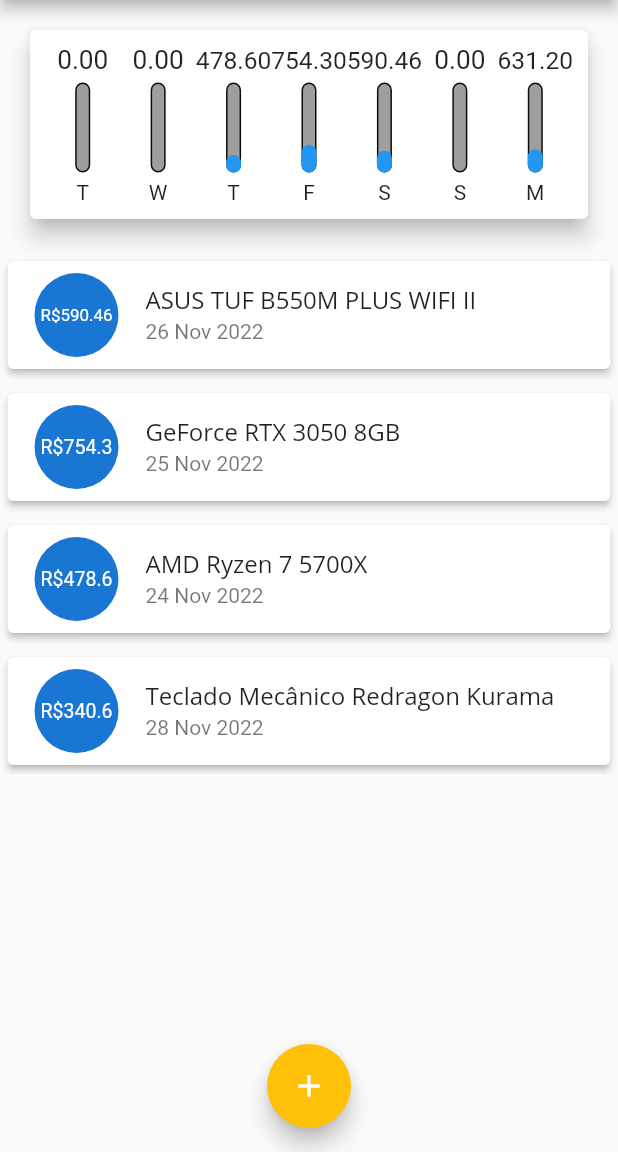
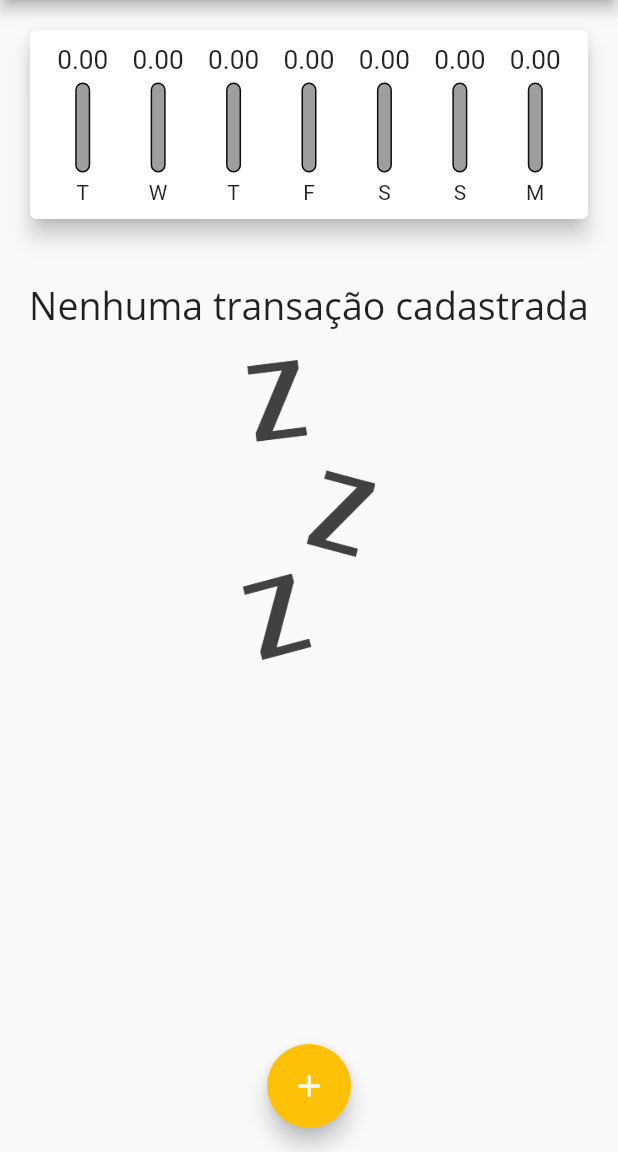
Before and after one commit to EwertonBatista/expenses, a Flutter app: the screen it shows after launch, on a phone screen of 412 x 824 dp, the part 84-1236 px from its top. Run offline on Flutter 3.47's test engine with Material 2 defaults, Android fonts, the phone set to English and light mode, and no system bars.

```diff
--- a/lib/main.dart
+++ b/lib/main.dart
@@ -45,38 +45,7 @@ class MyHomePage extends StatefulWidget {
 }
 
 class _MyHomePageState extends State<MyHomePage> {
-  final List<Transaction> _transactions = [
-    Transaction(
-      id: 't1',
-      title: 'ASUS TUF B550M PLUS WIFI II',
-      value: 590.46,
-      date: DateTime.now().subtract(Duration(days: 2)),
-    ),
-    Transaction(
-      id: 't2',
-      title: 'GeForce RTX 3050 8GB',
-      value: 754.30,
-      date: DateTime.now().subtract(Duration(days: 3)),
-    ),
-    Transaction(
-      id: 't3',
-      title: 'AMD Ryzen 7 5700X',
-      value: 478.60,
-      date: DateTime.now().subtract(Duration(days: 4)),
-    ),
-    Transaction(
-      id: 't4',
-      title: 'Teclado Mecânico Redragon Kurama',
-      value: 340.60,
-      date: DateTime.now(),
-    ),
-    Transaction(
-      id: 't5',
-      title: 'Headset Redragon Kurama',
-      value: 290.60,
-      date: DateTime.now(),
-    ),
-  ];
+  final List<Transaction> _transactions = [];
 
   List<Transaction> get _recentTransactions {
     return _transactions
@@ -85,12 +54,12 @@ class _MyHomePageState extends State<MyHomePage> {
         .toList();
   }
 
-  _addTransaction(String title, double value) {
+  _addTransaction(String title, double value, DateTime date) {
     final newTransaction = Transaction(
       id: Random().nextDouble().toString(),
       title: title,
       value: value,
-      date: DateTime.now(),
+      date: date,
     );
 
     setState(() {
```
